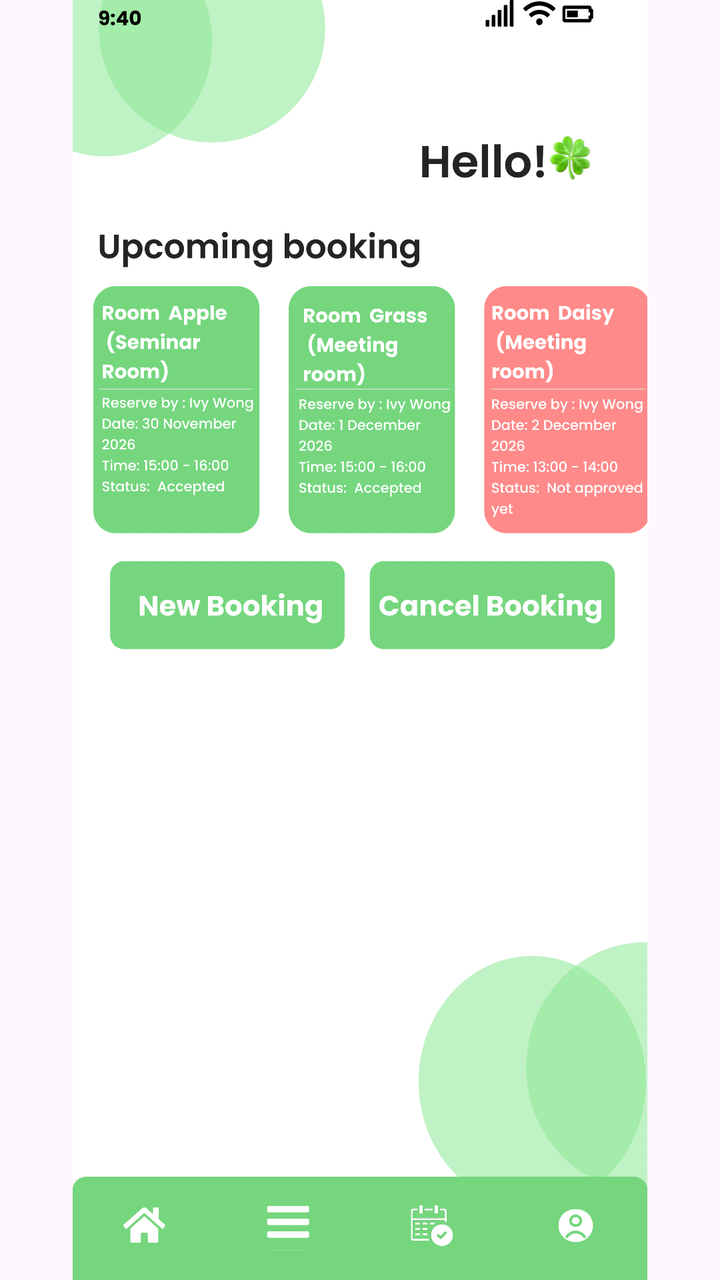
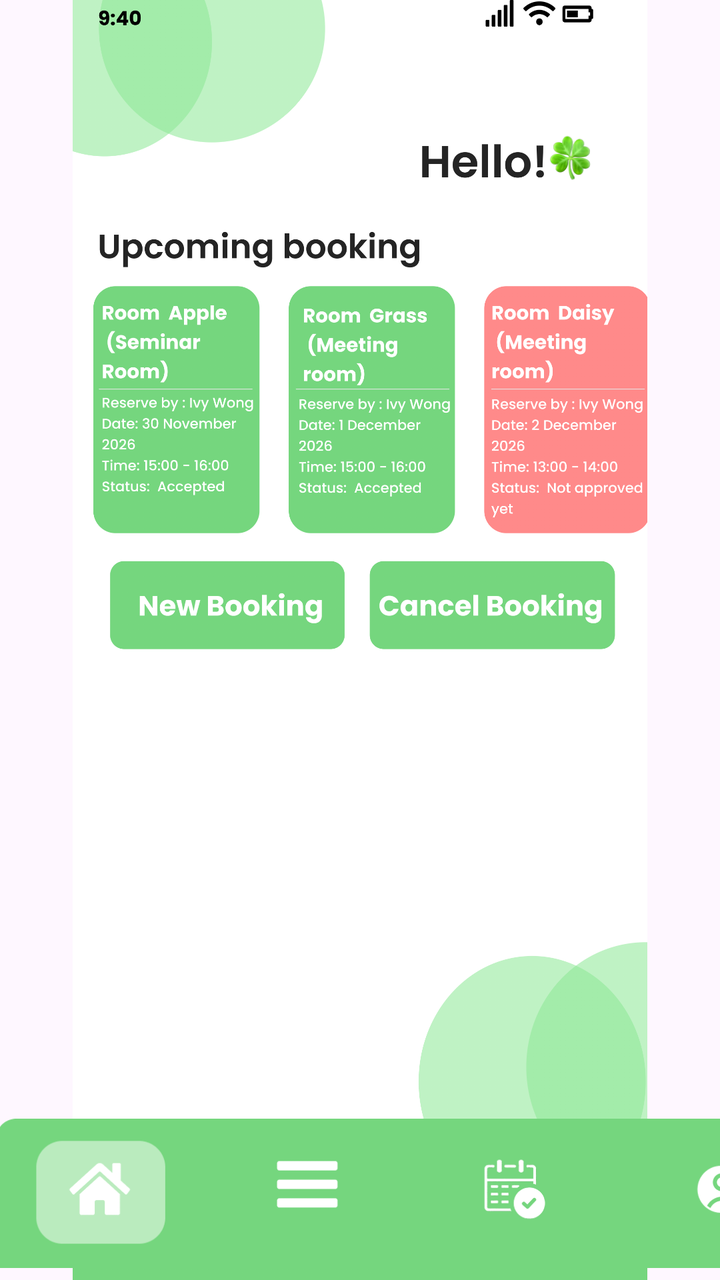

Screens rendered from an Android XML layout before and after an edit, with the pre-edit source and the edit as a unified diff.
<!-- AndroidManifest.xml: application theme Theme.COMP2000HKSoftwareEngineeringAssessment -->
<!-- res/layout/activity_employeehomepage.xml -->
<?xml version="1.0" encoding="utf-8"?>
<androidx.constraintlayout.widget.ConstraintLayout xmlns:android="http://schemas.android.com/apk/res/android"
    xmlns:app="http://schemas.android.com/apk/res-auto"
    xmlns:tools="http://schemas.android.com/tools"
    android:id="@+id/main"
    android:layout_width="match_parent"
    android:layout_height="match_parent"
    tools:context=".employeehomepage">

    <ImageView
        android:id="@+id/iv_login_page"
        android:layout_width="match_parent"
        android:layout_height="match_parent"
        android:scaleType="fitCenter"
        android:src="@drawable/employeehomepage"
        app:layout_constraintBottom_toBottomOf="parent"
        app:layout_constraintEnd_toEndOf="parent"
        app:layout_constraintStart_toStartOf="parent"
        app:layout_constraintTop_toTopOf="parent" />

    <ImageButton
        android:id="@+id/btn_employee_menu_home_button"
        android:layout_width="0dp"
        android:layout_height="0dp"
        android:background="@android:color/transparent"
        app:layout_constraintBottom_toBottomOf="parent"
        app:layout_constraintDimensionRatio="2:1"
        app:layout_constraintEnd_toEndOf="parent"
        app:layout_constraintHorizontal_bias="0.071"
        app:layout_constraintStart_toStartOf="parent"
        app:layout_constraintTop_toTopOf="parent"
        app:layout_constraintVertical_bias="0.97"
        app:layout_constraintWidth_percent="0.15 " />
    <ImageButton
        android:id="@+id/btn_employee_menu_menu_button"
        android:layout_width="0dp"
        android:layout_height="0dp"
        android:background="@android:color/transparent"
        app:layout_constraintBottom_toBottomOf="parent"
        app:layout_constraintDimensionRatio="2:1"
        app:layout_constraintEnd_toEndOf="parent"
        app:layout_constraintHorizontal_bias="0.369"
        app:layout_constraintStart_toStartOf="parent"
        app:layout_constraintTop_toTopOf="parent"
        app:layout_constraintVertical_bias="0.969"
        app:layout_constraintWidth_percent="0.15" />

    <ImageButton
        android:id="@+id/btn_employee_mybooking_button"
        android:layout_width="0dp"
        android:layout_height="0dp"
        android:background="@android:color/transparent"
        app:layout_constraintBottom_toBottomOf="parent"
        app:layout_constraintDimensionRatio="2:1"
        app:layout_constraintEnd_toEndOf="parent"
        app:layout_constraintHorizontal_bias="0.644"
        app:layout_constraintStart_toStartOf="parent"
        app:layout_constraintTop_toTopOf="parent"
        app:layout_constraintVertical_bias="0.969"
        app:layout_constraintWidth_percent="0.15" />

    <ImageButton
        android:id="@+id/btn_employee_my_employee_profile_button"
        android:layout_width="0dp"
        android:layout_height="0dp"
        android:background="@android:color/transparent"
        app:layout_constraintBottom_toBottomOf="parent"
        app:layout_constraintDimensionRatio="2:1"
        app:layout_constraintEnd_toEndOf="parent"
        app:layout_constraintHorizontal_bias="0.957"
        app:layout_constraintStart_toStartOf="parent"
        app:layout_constraintTop_toTopOf="parent"
        app:layout_constraintVertical_bias="0.969"
        app:layout_constraintWidth_percent="0.15" />

    <ImageButton
        android:id="@+id/btn_employee_new_booking"
        android:layout_width="0dp"
        android:layout_height="0dp"
        android:background="@android:color/transparent"
        app:layout_constraintBottom_toBottomOf="parent"
        app:layout_constraintDimensionRatio="4:1.3"
        app:layout_constraintEnd_toEndOf="parent"
        app:layout_constraintHorizontal_bias="0.119"
        app:layout_constraintStart_toStartOf="parent"
        app:layout_constraintTop_toTopOf="parent"
        app:layout_constraintVertical_bias="0.471"
        app:layout_constraintWidth_percent="0.41" />

    <ImageButton
        android:id="@+id/btn_employee_cancel_booking"
        android:layout_width="0dp"
        android:layout_height="0dp"
        android:background="@android:color/transparent"
        app:layout_constraintBottom_toBottomOf="parent"
        app:layout_constraintDimensionRatio="4:1.3"
        app:layout_constraintEnd_toEndOf="parent"
        app:layout_constraintHorizontal_bias="0.896"
        app:layout_constraintStart_toStartOf="parent"
        app:layout_constraintTop_toTopOf="parent"
        app:layout_constraintVertical_bias="0.471"
        app:layout_constraintWidth_percent="0.41" />



</androidx.constraintlayout.widget.ConstraintLayout>
<!-- resources referenced by this layout -->
<resources>
  <!-- drawable employeehomepage: png bitmap (drawable, 464710 bytes) -->
  <style name="Theme.COMP2000HKSoftwareEngineeringAssessment" parent="Base.Theme.COMP2000HKSoftwareEngineeringAssessment" />
  <style name="Base.Theme.COMP2000HKSoftwareEngineeringAssessment" parent="Theme.Material3.DayNight.NoActionBar">
          
          
      </style>
</resources>

<!-- the commit's change to res/layout/activity_employeehomepage.xml (unified diff, before → after) -->
@@ -17,6 +17,21 @@
         app:layout_constraintEnd_toEndOf="parent"
         app:layout_constraintStart_toStartOf="parent"
         app:layout_constraintTop_toTopOf="parent" />
+
+    <ImageButton
+        android:id="@+id/btn_back"
+        android:layout_width="409dp"
+        android:layout_height="112dp"
+        android:background="@android:color/transparent"
+        android:contentDescription="Back"
+        android:scaleType="fitCenter"
+        android:src="@drawable/menubarhomebutton"
+        app:layout_constraintBottom_toBottomOf="parent"
+        app:layout_constraintEnd_toEndOf="parent"
+        app:layout_constraintHorizontal_bias="0.05"
+        app:layout_constraintStart_toStartOf="parent"
+        app:layout_constraintTop_toTopOf="parent"
+        app:layout_constraintVertical_bias="1.024" />
 
     <ImageButton
         android:id="@+id/btn_employee_menu_home_button"
<!-- resource entries referenced after the edit -->
@@ -1,6 +1,7 @@
 <!-- resources referenced by this layout -->
 <resources>
   <!-- drawable employeehomepage: png bitmap (drawable, 464710 bytes) -->
+  <!-- drawable menubarhomebutton: png bitmap (drawable, 15345 bytes) -->
   <style name="Theme.COMP2000HKSoftwareEngineeringAssessment" parent="Base.Theme.COMP2000HKSoftwareEngineeringAssessment" />
   <style name="Base.Theme.COMP2000HKSoftwareEngineeringAssessment" parent="Theme.Material3.DayNight.NoActionBar">
           
